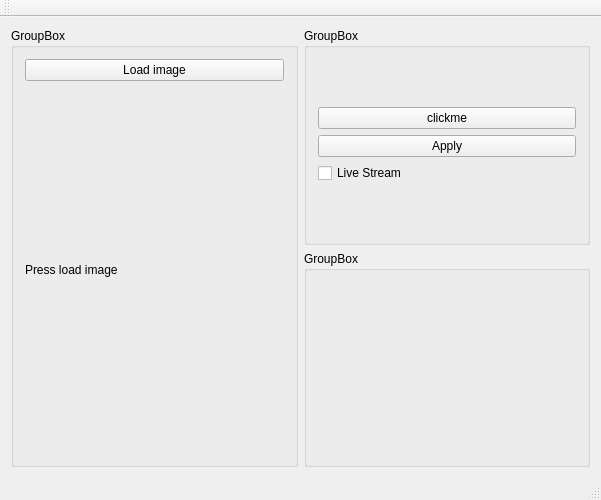
Old version of the form qtapp/mainwindow.ui in the repository Eaton-Software/hack-junction.
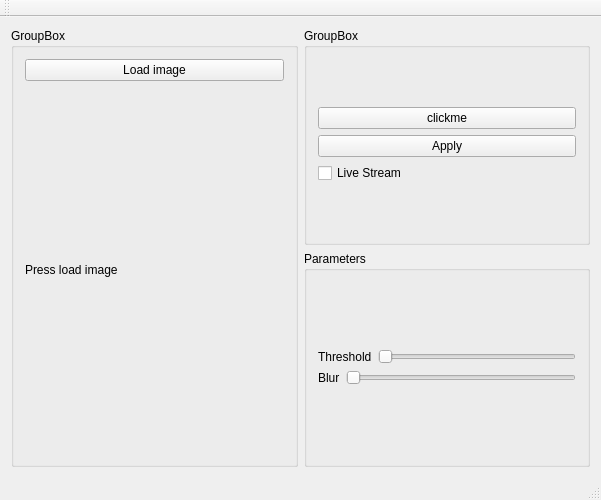
New version of the form.

The edit to the form file:
```diff
--- a/qtapp/mainwindow.ui
+++ b/qtapp/mainwindow.ui
@@ -116,8 +116,62 @@
            </sizepolicy>
           </property>
           <property name="title">
-           <string>GroupBox</string>
+           <string>Parameters</string>
           </property>
+          <layout class="QGridLayout" name="gridLayout_4">
+           <item row="0" column="0">
+            <layout class="QVBoxLayout" name="verticalLayout_3">
+             <item>
+              <layout class="QHBoxLayout" name="horizontalLayout_4">
+               <item>
+                <widget class="QLabel" name="label">
+                 <property name="text">
+                  <string>Threshold</string>
+                 </property>
+                </widget>
+               </item>
+               <item>
+                <widget class="QSlider" name="thresholdSlider">
+                 <property name="maximum">
+                  <number>255</number>
+                 </property>
+                 <property name="orientation">
+                  <enum>Qt::Horizontal</enum>
+                 </property>
+                </widget>
+               </item>
+              </layout>
+             </item>
+             <item>
+              <layout class="QHBoxLayout" name="horizontalLayout_3">
+               <item>
+                <widget class="QLabel" name="label_2">
+                 <property name="text">
+                  <string>Blur</string>
+                 </property>
+                </widget>
+               </item>
+               <item>
+                <widget class="QSlider" name="blurSlider">
+                 <property name="minimum">
+                  <number>1</number>
+                 </property>
+                 <property name="maximum">
+                  <number>15</number>
+                 </property>
+                 <property name="singleStep">
+                  <number>2</number>
+                 </property>
+                 <property name="orientation">
+                  <enum>Qt::Horizontal</enum>
+                 </property>
+                </widget>
+               </item>
+              </layout>
+             </item>
+            </layout>
+           </item>
+          </layout>
          </widget>
         </item>
        </layout>
```
